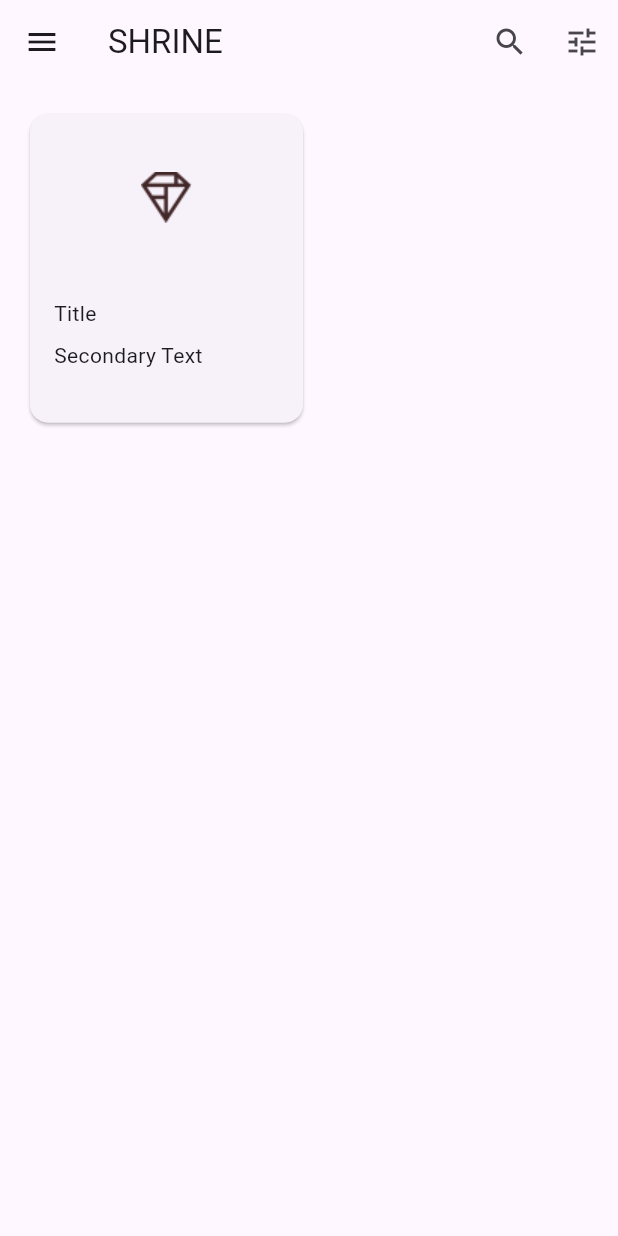
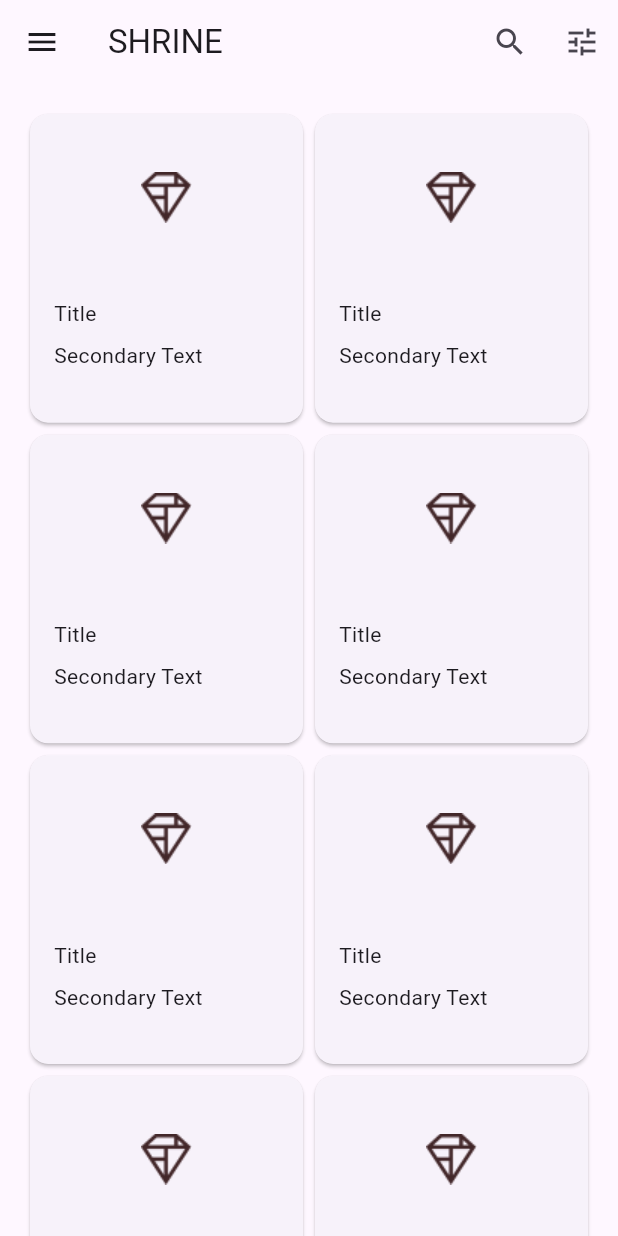
Before and after one commit to xenoplayed/flutter-material-components-codelab, a Flutter app: the HomePage screen opened directly, on a phone screen of 412 x 824 dp. Run offline on Flutter 3.47's test engine with Material 3 defaults, Android fonts, the phone set to English and light mode, and no system bars.

Commit message:
multiply card into a collection

```diff
--- a/lib/home.dart
+++ b/lib/home.dart
@@ -18,6 +18,35 @@ class HomePage extends StatelessWidget {
   const HomePage({Key? key}) : super(key: key);
 
   // TODO: Make a collection of cards (102)
+  List<Card> _buildGridCards(int count) {
+    List<Card> cards = List.generate(count, (int index) {
+      return Card(
+        clipBehavior: Clip.antiAlias,
+        child: Column(
+          crossAxisAlignment: CrossAxisAlignment.start,
+          children: <Widget>[
+            AspectRatio(
+              aspectRatio: 18.0 / 11.0,
+              child: Image.asset('assets/diamond.png'),
+            ),
+            Padding(
+              padding: const EdgeInsets.fromLTRB(16.0, 12.0, 16.0, 8.0),
+              child: Column(
+                crossAxisAlignment: CrossAxisAlignment.start,
+                children: [
+                  Text('Title'),
+                  SizedBox(height: 8.0),
+                  Text('Secondary Text'),
+                ],
+              ),
+            )
+          ],
+        ),
+      );
+    });
+    return cards;
+  }
+
   // TODO: Add a variable for Category (104)
   @override
   Widget build(BuildContext context) {
@@ -65,31 +94,7 @@ class HomePage extends StatelessWidget {
         padding: const EdgeInsets.all(16.0),
         childAspectRatio: 8.0 / 9.0,
         // TODO: Build a grid of cards (102)
-        children: <Widget>[
-          Card(
-            clipBehavior: Clip.antiAlias,
-            child: Column(
-              crossAxisAlignment: CrossAxisAlignment.start,
-              children: <Widget>[
-                AspectRatio(
-                  aspectRatio: 18.0 / 11.0,
-                  child: Image.asset('assets/diamond.png'),
-                ),
-                Padding(
-                  padding: const EdgeInsets.fromLTRB(16.0, 12.0, 16.0, 8),
-                  child: Column(
-                    crossAxisAlignment: CrossAxisAlignment.start,
-                    children: <Widget>[
-                      Text('Title'),
-                      const SizedBox(height: 8.0),
-                      Text('Secondary Text'),
-                    ],
-                  ),
-                ),
-              ],
-            ),
-          ),
-        ],
+        children: _buildGridCards(10),
       ),
       // TODO: Set resizeToAvoidBottomInset (101)
       // Doing this ensures that the keyboard's appearance does not alter the size of the home page or its widgets.
```
